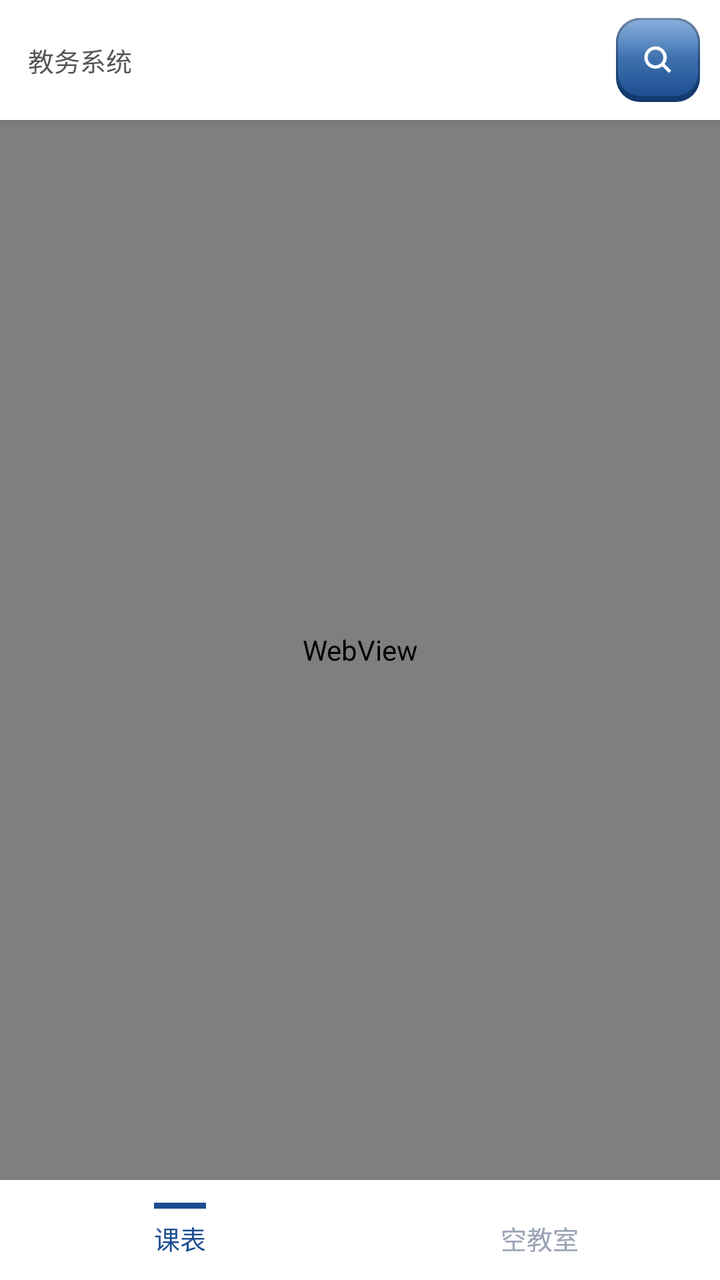
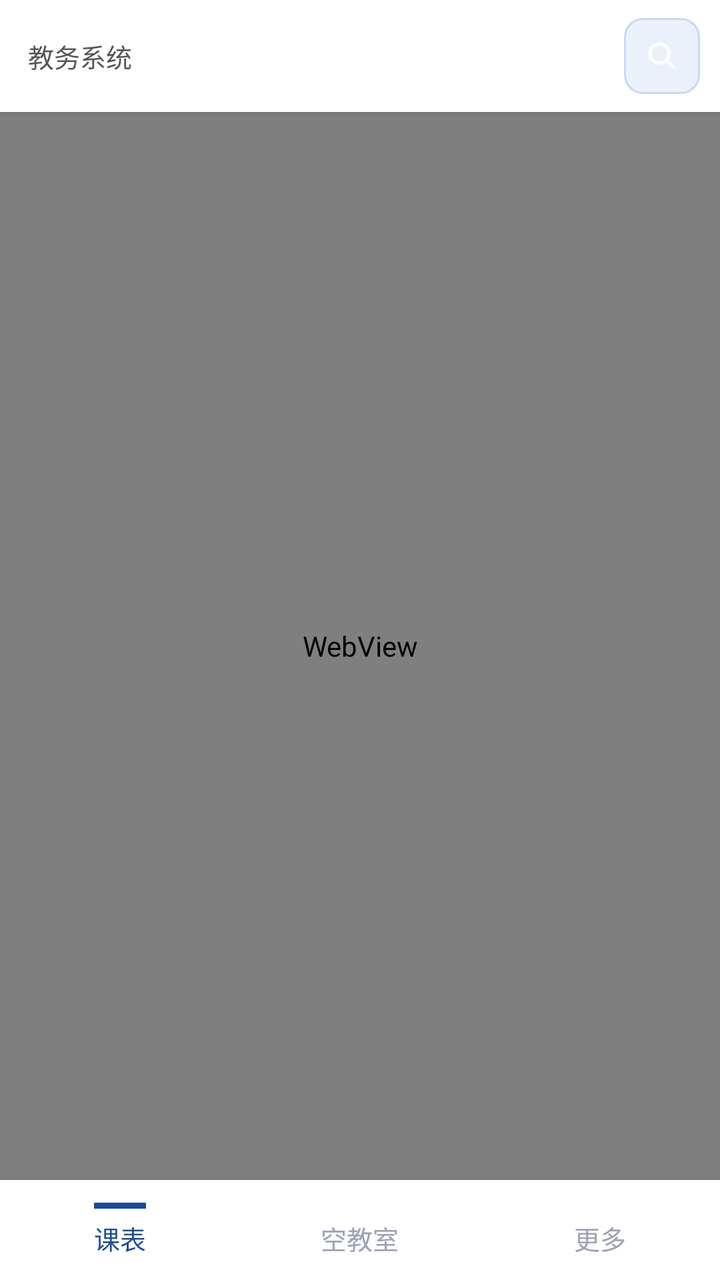

Two renders of the same Android screen: before a commit and after it. Below are the layout's source before the change and the commit's diff.
<!-- AndroidManifest.xml: application theme AppTheme -->
<!-- res/layout/activity_main.xml -->
<?xml version="1.0" encoding="utf-8"?>
<LinearLayout xmlns:android="http://schemas.android.com/apk/res/android"
    android:layout_width="match_parent"
    android:layout_height="match_parent"
    android:orientation="vertical"
    android:background="#f5f6f8">

    
    <LinearLayout
        android:layout_width="match_parent"
        android:layout_height="wrap_content"
        android:orientation="horizontal"
        android:gravity="center_vertical"
        android:paddingStart="14dp"
        android:paddingEnd="10dp"
        android:paddingTop="9dp"
        android:paddingBottom="9dp"
        android:background="#ffffff"
        android:elevation="2dp">

        <TextView
            android:id="@+id/statusText"
            android:layout_width="0dp"
            android:layout_height="wrap_content"
            android:layout_weight="1"
            android:layout_marginEnd="10dp"
            android:text="教务系统"
            android:textSize="13sp"
            android:textColor="#555"
            android:maxLines="2"
            android:ellipsize="end" />

        
        <ImageButton
            android:id="@+id/btnBack"
            android:layout_width="42dp"
            android:layout_height="42dp"
            android:layout_marginStart="6dp"
            android:background="@drawable/btn_skeu_grey"
            android:src="@drawable/ic_skeu_back"
            android:scaleType="centerInside"
            android:contentDescription="返回教务"
            android:visibility="gone" />

        
        <ImageButton
            android:id="@+id/btnQuery"
            android:layout_width="42dp"
            android:layout_height="42dp"
            android:layout_marginStart="6dp"
            android:background="@drawable/btn_skeu_blue"
            android:src="@drawable/ic_skeu_search"
            android:scaleType="centerInside"
            android:contentDescription="查空教室" />

        
        <ImageButton
            android:id="@+id/btnRefreshData"
            android:layout_width="42dp"
            android:layout_height="42dp"
            android:layout_marginStart="6dp"
            android:background="@drawable/btn_skeu_blue"
            android:src="@drawable/ic_skeu_refresh"
            android:scaleType="centerInside"
            android:contentDescription="刷新数据"
            android:visibility="gone" />

        
        <ImageButton
            android:id="@+id/btnImport"
            android:layout_width="42dp"
            android:layout_height="42dp"
            android:layout_marginStart="6dp"
            android:background="@drawable/btn_skeu_blue"
            android:src="@drawable/ic_skeu_import"
            android:scaleType="centerInside"
            android:contentDescription="导入课表"
            android:visibility="gone" />

        
        <ImageButton
            android:id="@+id/btnReimport"
            android:layout_width="42dp"
            android:layout_height="42dp"
            android:layout_marginStart="6dp"
            android:background="@drawable/btn_skeu_grey"
            android:src="@drawable/ic_skeu_import"
            android:scaleType="centerInside"
            android:contentDescription="重新导入课表"
            android:visibility="gone" />
    </LinearLayout>

    <ProgressBar
        android:id="@+id/progressBar"
        style="?android:attr/progressBarStyleHorizontal"
        android:layout_width="match_parent"
        android:layout_height="3dp"
        android:max="100"
        android:visibility="gone" />

    <FrameLayout
        android:layout_width="match_parent"
        android:layout_height="0dp"
        android:layout_weight="1">

        <WebView
            android:id="@+id/loginView"
            android:layout_width="match_parent"
            android:layout_height="match_parent" />

        <WebView
            android:id="@+id/resultView"
            android:layout_width="match_parent"
            android:layout_height="match_parent"
            android:visibility="gone" />
    </FrameLayout>

    <LinearLayout
        android:layout_width="match_parent"
        android:layout_height="50dp"
        android:orientation="horizontal"
        android:background="#ffffff"
        android:elevation="6dp">

        <LinearLayout
            android:id="@+id/tabSchedule"
            android:layout_width="0dp"
            android:layout_height="match_parent"
            android:layout_weight="1"
            android:orientation="vertical"
            android:gravity="center"
            android:background="?android:attr/selectableItemBackground">

            <View
                android:id="@+id/indSchedule"
                android:layout_width="26dp"
                android:layout_height="3dp"
                android:layout_marginBottom="5dp"
                android:background="#1B4D8F" />

            <TextView
                android:id="@+id/tvSchedule"
                android:layout_width="wrap_content"
                android:layout_height="wrap_content"
                android:text="课表"
                android:textSize="13sp"
                android:textColor="#1B4D8F" />
        </LinearLayout>

        <LinearLayout
            android:id="@+id/tabClassroom"
            android:layout_width="0dp"
            android:layout_height="match_parent"
            android:layout_weight="1"
            android:orientation="vertical"
            android:gravity="center"
            android:background="?android:attr/selectableItemBackground">

            <View
                android:id="@+id/indClassroom"
                android:layout_width="26dp"
                android:layout_height="3dp"
                android:layout_marginBottom="5dp"
                android:background="#1B4D8F"
                android:visibility="invisible" />

            <TextView
                android:id="@+id/tvClassroom"
                android:layout_width="wrap_content"
                android:layout_height="wrap_content"
                android:text="空教室"
                android:textSize="13sp"
                android:textColor="#9aa2b4" />
        </LinearLayout>
    </LinearLayout>
</LinearLayout>
<!-- resources referenced by this layout -->
<resources>
  <!-- drawable btn_skeu_blue (drawable) -->
  <?xml version="1.0" encoding="utf-8"?>
  <layer-list xmlns:android="http://schemas.android.com/apk/res/android">
  
      
      <item>
          <shape android:shape="rectangle">
              <corners android:radius="12dp" />
              <solid android:color="#123A6E" />
          </shape>
      </item>
  
      
      <item android:bottom="2dp">
          <shape android:shape="rectangle">
              <corners android:radius="12dp" />
              <gradient
                  android:angle="270"
                  android:startColor="#3E7BC4"
                  android:centerColor="#2A62A8"
                  android:endColor="#1B4D8F"
                  android:type="linear" />
              <stroke android:width="1dp" android:color="#123A6E" />
          </shape>
      </item>
  
      
      <item android:bottom="2dp">
          <shape android:shape="rectangle">
              <corners android:radius="12dp" />
              <gradient
                  android:angle="270"
                  android:startColor="#66FFFFFF"
                  android:centerColor="#18FFFFFF"
                  android:endColor="#00FFFFFF"
                  android:type="linear" />
          </shape>
      </item>
  </layer-list>
  <!-- drawable btn_skeu_grey (drawable) -->
  <?xml version="1.0" encoding="utf-8"?>
  <layer-list xmlns:android="http://schemas.android.com/apk/res/android">
  
      <item>
          <shape android:shape="rectangle">
              <corners android:radius="12dp" />
              <solid android:color="#C3C8D0" />
          </shape>
      </item>
  
      <item android:bottom="2dp">
          <shape android:shape="rectangle">
              <corners android:radius="12dp" />
              <gradient
                  android:angle="270"
                  android:startColor="#FFFFFF"
                  android:centerColor="#F4F5F8"
                  android:endColor="#E4E7EC"
                  android:type="linear" />
              <stroke android:width="1dp" android:color="#C3C8D0" />
          </shape>
      </item>
  
      <item android:bottom="2dp">
          <shape android:shape="rectangle">
              <corners android:radius="12dp" />
              <gradient
                  android:angle="270"
                  android:startColor="#55FFFFFF"
                  android:centerColor="#10FFFFFF"
                  android:endColor="#00FFFFFF"
                  android:type="linear" />
          </shape>
      </item>
  </layer-list>
  <!-- drawable ic_skeu_back (drawable) -->
  <?xml version="1.0" encoding="utf-8"?>
  <vector xmlns:android="http://schemas.android.com/apk/res/android"
      android:width="20dp"
      android:height="20dp"
      android:viewportWidth="24"
      android:viewportHeight="24">
  
      
      <path
          android:fillColor="#FF4A5568"
          android:pathData="M11.2,6.1l1.5,1.5l-4.3,4.4l4.3,4.4l-1.5,1.5L5.4,12z" />
  
      
      <path
          android:fillColor="#FF4A5568"
          android:pathData="M14.1,5.6h2.2v12.8h-2.2z" />
  </vector>
  <!-- drawable ic_skeu_import (drawable) -->
  <?xml version="1.0" encoding="utf-8"?>
  <vector xmlns:android="http://schemas.android.com/apk/res/android"
      android:width="20dp"
      android:height="20dp"
      android:viewportWidth="24"
      android:viewportHeight="24">
  
      
      <path
          android:fillColor="#FFFFFFFF"
          android:pathData="M10.7,3.2h2.6v7.5h-2.6z" />
  
      
      <path
          android:fillColor="#FFFFFFFF"
          android:pathData="M12,16.4l-4.4,-4.4h8.8z" />
  
      
      <path
          android:fillColor="#FFFFFFFF"
          android:pathData="M4.6,14.9h2.5v2.4h9.8v-2.4h2.5v2.4c0,1.5 -1.2,2.7 -2.7,2.7H7.3c-1.5,0 -2.7,-1.2 -2.7,-2.7z" />
  </vector>
  <style name="AppTheme" parent="android:Theme.Material.Light.NoActionBar">
          <item name="android:statusBarColor">#ffffff</item>
          <item name="android:windowLightStatusBar">true</item>
      </style>
  <!-- unchanged entries left out for length: 2 -->
</resources>

<!-- the commit's change to res/layout/activity_main.xml (unified diff, before → after) -->
@@ -33,10 +33,10 @@
         
         <ImageButton
             android:id="@+id/btnBack"
-            android:layout_width="42dp"
-            android:layout_height="42dp"
+            android:layout_width="38dp"
+            android:layout_height="38dp"
             android:layout_marginStart="6dp"
-            android:background="@drawable/btn_skeu_grey"
+            android:background="@drawable/btn_flat_grey"
             android:src="@drawable/ic_skeu_back"
             android:scaleType="centerInside"
             android:contentDescription="返回教务"
@@ -45,10 +45,10 @@
         
         <ImageButton
             android:id="@+id/btnQuery"
-            android:layout_width="42dp"
-            android:layout_height="42dp"
+            android:layout_width="38dp"
+            android:layout_height="38dp"
             android:layout_marginStart="6dp"
-            android:background="@drawable/btn_skeu_blue"
+            android:background="@drawable/btn_flat_blue"
             android:src="@drawable/ic_skeu_search"
             android:scaleType="centerInside"
             android:contentDescription="查空教室" />
@@ -56,37 +56,13 @@
         
         <ImageButton
             android:id="@+id/btnRefreshData"
-            android:layout_width="42dp"
-            android:layout_height="42dp"
+            android:layout_width="38dp"
+            android:layout_height="38dp"
             android:layout_marginStart="6dp"
-            android:background="@drawable/btn_skeu_blue"
+            android:background="@drawable/btn_flat_blue"
             android:src="@drawable/ic_skeu_refresh"
             android:scaleType="centerInside"
-            android:contentDescription="刷新数据"
-            android:visibility="gone" />
-
-        
-        <ImageButton
-            android:id="@+id/btnImport"
-            android:layout_width="42dp"
-            android:layout_height="42dp"
-            android:layout_marginStart="6dp"
-            android:background="@drawable/btn_skeu_blue"
-            android:src="@drawable/ic_skeu_import"
-            android:scaleType="centerInside"
-            android:contentDescription="导入课表"
-            android:visibility="gone" />
-
-        
-        <ImageButton
-            android:id="@+id/btnReimport"
-            android:layout_width="42dp"
-            android:layout_height="42dp"
-            android:layout_marginStart="6dp"
-            android:background="@drawable/btn_skeu_grey"
-            android:src="@drawable/ic_skeu_import"
-            android:scaleType="centerInside"
-            android:contentDescription="重新导入课表"
+            android:contentDescription="刷新"
             android:visibility="gone" />
     </LinearLayout>
 
@@ -172,5 +148,32 @@
                 android:textSize="13sp"
                 android:textColor="#9aa2b4" />
         </LinearLayout>
+
+        
+        <LinearLayout
+            android:id="@+id/tabMore"
+            android:layout_width="0dp"
+            android:layout_height="match_parent"
+            android:layout_weight="1"
+            android:orientation="vertical"
+            android:gravity="center"
+            android:background="?android:attr/selectableItemBackground">
+
+            <View
+                android:id="@+id/indMore"
+                android:layout_width="26dp"
+                android:layout_height="3dp"
+                android:layout_marginBottom="5dp"
+                android:background="#1B4D8F"
+                android:visibility="invisible" />
+
+            <TextView
+                android:id="@+id/tvMore"
+                android:layout_width="wrap_content"
+                android:layout_height="wrap_content"
+                android:text="更多"
+                android:textSize="13sp"
+                android:textColor="#9aa2b4" />
+        </LinearLayout>
     </LinearLayout>
 </LinearLayout>
<!-- resource entries referenced after the edit -->
@@ -1,80 +1,29 @@
 <!-- resources referenced by this layout -->
 <resources>
-  <!-- drawable btn_skeu_blue (drawable) -->
+  <!-- drawable btn_flat_blue (drawable) -->
   <?xml version="1.0" encoding="utf-8"?>
-  <layer-list xmlns:android="http://schemas.android.com/apk/res/android">
-  
-      
+  <ripple xmlns:android="http://schemas.android.com/apk/res/android"
+      android:color="#331B4D8F">
       <item>
           <shape android:shape="rectangle">
-              <corners android:radius="12dp" />
-              <solid android:color="#123A6E" />
+              <corners android:radius="9dp" />
+              <solid android:color="#EAF1FB" />
+              <stroke android:width="1dp" android:color="#C7D9F2" />
           </shape>
       </item>
-  
-      
-      <item android:bottom="2dp">
+  </ripple>
+  <!-- drawable btn_flat_grey (drawable) -->
+  <?xml version="1.0" encoding="utf-8"?>
+  <ripple xmlns:android="http://schemas.android.com/apk/res/android"
+      android:color="#22000000">
+      <item>
           <shape android:shape="rectangle">
-              <corners android:radius="12dp" />
-              <gradient
-                  android:angle="270"
-                  android:startColor="#3E7BC4"
-                  android:centerColor="#2A62A8"
-                  android:endColor="#1B4D8F"
-                  android:type="linear" />
-              <stroke android:width="1dp" android:color="#123A6E" />
+              <corners android:radius="9dp" />
+              <solid android:color="#F5F6F8" />
+              <stroke android:width="1dp" android:color="#E1E4EA" />
           </shape>
       </item>
-  
-      
-      <item android:bottom="2dp">
-          <shape android:shape="rectangle">
-              <corners android:radius="12dp" />
-              <gradient
-                  android:angle="270"
-                  android:startColor="#66FFFFFF"
-                  android:centerColor="#18FFFFFF"
-                  android:endColor="#00FFFFFF"
-                  android:type="linear" />
-          </shape>
-      </item>
-  </layer-list>
-  <!-- drawable btn_skeu_grey (drawable) -->
-  <?xml version="1.0" encoding="utf-8"?>
-  <layer-list xmlns:android="http://schemas.android.com/apk/res/android">
-  
-      <item>
-          <shape android:shape="rectangle">
-              <corners android:radius="12dp" />
-              <solid android:color="#C3C8D0" />
-          </shape>
-      </item>
-  
-      <item android:bottom="2dp">
-          <shape android:shape="rectangle">
-              <corners android:radius="12dp" />
-              <gradient
-                  android:angle="270"
-                  android:startColor="#FFFFFF"
-                  android:centerColor="#F4F5F8"
-                  android:endColor="#E4E7EC"
-                  android:type="linear" />
-              <stroke android:width="1dp" android:color="#C3C8D0" />
-          </shape>
-      </item>
-  
-      <item android:bottom="2dp">
-          <shape android:shape="rectangle">
-              <corners android:radius="12dp" />
-              <gradient
-                  android:angle="270"
-                  android:startColor="#55FFFFFF"
-                  android:centerColor="#10FFFFFF"
-                  android:endColor="#00FFFFFF"
-                  android:type="linear" />
-          </shape>
-      </item>
-  </layer-list>
+  </ripple>
   <!-- drawable ic_skeu_back (drawable) -->
   <?xml version="1.0" encoding="utf-8"?>
   <vector xmlns:android="http://schemas.android.com/apk/res/android"
@@ -93,29 +42,6 @@
           android:fillColor="#FF4A5568"
           android:pathData="M14.1,5.6h2.2v12.8h-2.2z" />
   </vector>
-  <!-- drawable ic_skeu_import (drawable) -->
-  <?xml version="1.0" encoding="utf-8"?>
-  <vector xmlns:android="http://schemas.android.com/apk/res/android"
-      android:width="20dp"
-      android:height="20dp"
-      android:viewportWidth="24"
-      android:viewportHeight="24">
-  
-      
-      <path
-          android:fillColor="#FFFFFFFF"
-          android:pathData="M10.7,3.2h2.6v7.5h-2.6z" />
-  
-      
-      <path
-          android:fillColor="#FFFFFFFF"
-          android:pathData="M12,16.4l-4.4,-4.4h8.8z" />
-  
-      
-      <path
-          android:fillColor="#FFFFFFFF"
-          android:pathData="M4.6,14.9h2.5v2.4h9.8v-2.4h2.5v2.4c0,1.5 -1.2,2.7 -2.7,2.7H7.3c-1.5,0 -2.7,-1.2 -2.7,-2.7z" />
-  </vector>
   <style name="AppTheme" parent="android:Theme.Material.Light.NoActionBar">
           <item name="android:statusBarColor">#ffffff</item>
           <item name="android:windowLightStatusBar">true</item>
